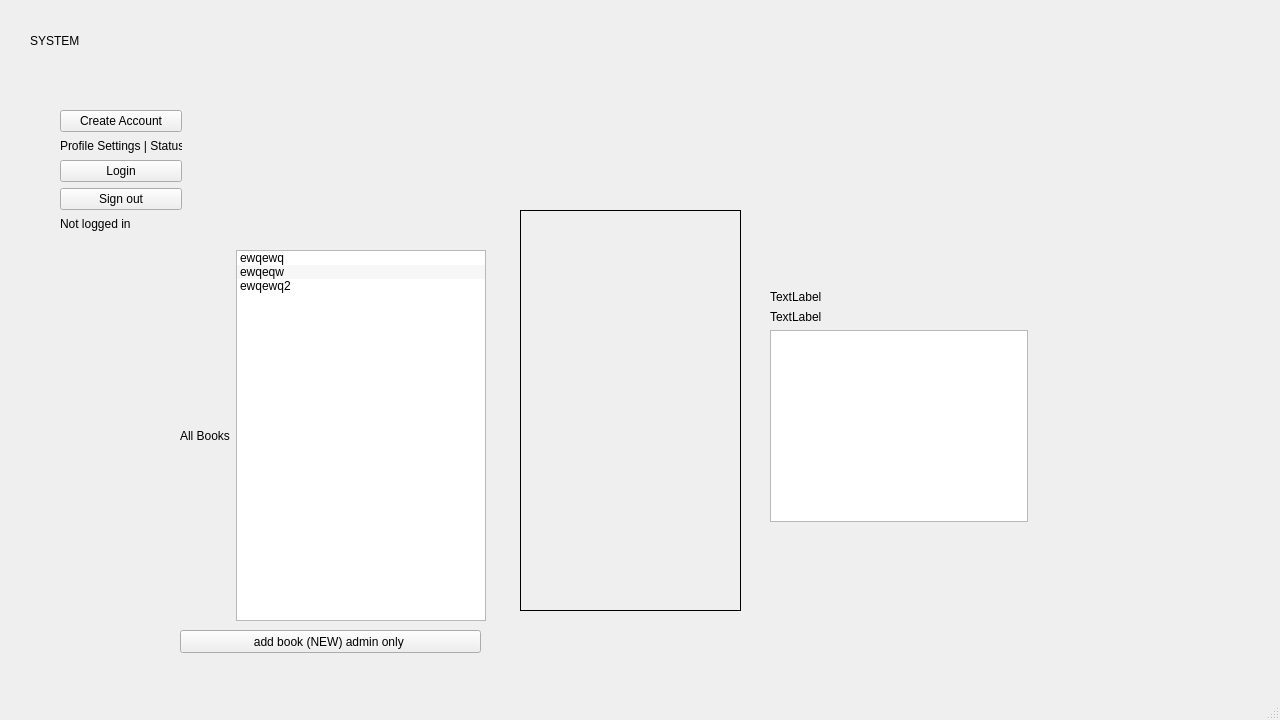
This is CS106LibrarySys/mainwindow.ui in hunterjreid/Library-Management-System as Qt 5 draws it before an edit. The edited form follows.
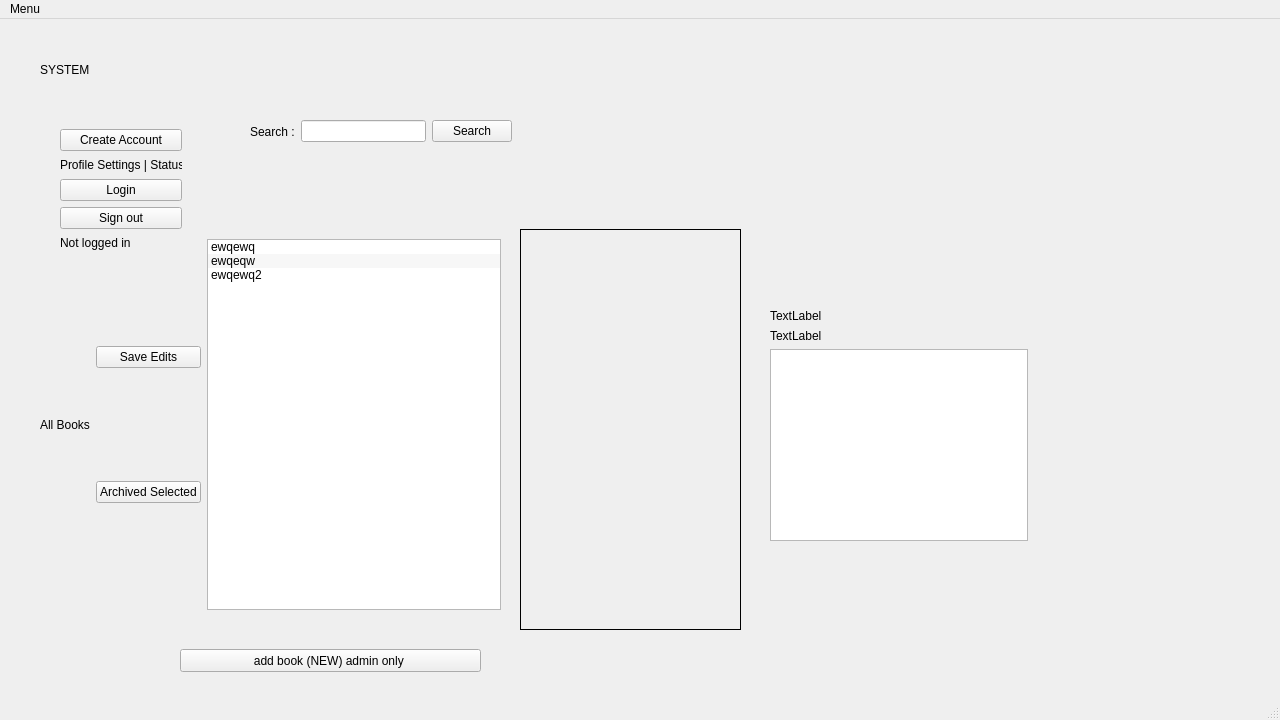
This is the edited form.

```diff
--- a/CS106LibrarySys/mainwindow.ui
+++ b/CS106LibrarySys/mainwindow.ui
@@ -29,8 +29,8 @@
    <widget class="QLabel" name="label_6">
     <property name="geometry">
      <rect>
-      <x>30</x>
-      <y>10</y>
+      <x>40</x>
+      <y>20</y>
       <width>531</width>
       <height>61</height>
      </rect>
@@ -68,12 +68,12 @@
      <string/>
     </property>
    </widget>
-   <widget class="QWidget" name="">
+   <widget class="QWidget" name="layoutWidget">
     <property name="geometry">
      <rect>
-      <x>180</x>
-      <y>250</y>
-      <width>306</width>
+      <x>40</x>
+      <y>220</y>
+      <width>461</width>
       <height>371</height>
      </rect>
     </property>
@@ -85,8 +85,29 @@
        </property>
       </widget>
      </item>
+     <item>
+      <layout class="QVBoxLayout" name="verticalLayout_3">
+       <item>
+        <widget class="QPushButton" name="save">
+         <property name="text">
+          <string>Save Edits</string>
+         </property>
+        </widget>
+       </item>
+       <item>
+        <widget class="QPushButton" name="archivedBtn">
+         <property name="text">
+          <string>Archived Selected</string>
+         </property>
+        </widget>
+       </item>
+      </layout>
+     </item>
      <item>
       <widget class="QListWidget" name="listWidget_books">
+       <property name="styleSheet">
+        <string notr="true"/>
+       </property>
        <property name="alternatingRowColors">
         <bool>true</bool>
        </property>
@@ -109,7 +130,7 @@
      </item>
     </layout>
    </widget>
-   <widget class="QWidget" name="">
+   <widget class="QWidget" name="layoutWidget">
     <property name="geometry">
      <rect>
       <x>770</x>
@@ -138,7 +159,7 @@
      </item>
     </layout>
    </widget>
-   <widget class="QWidget" name="">
+   <widget class="QWidget" name="layoutWidget">
     <property name="geometry">
      <rect>
       <x>60</x>
@@ -191,6 +212,35 @@
      </item>
     </layout>
    </widget>
+   <widget class="QWidget" name="layoutWidget">
+    <property name="geometry">
+     <rect>
+      <x>250</x>
+      <y>100</y>
+      <width>262</width>
+      <height>25</height>
+     </rect>
+    </property>
+    <layout class="QHBoxLayout" name="horizontalLayout">
+     <item>
+      <widget class="QLabel" name="label_3">
+       <property name="text">
+        <string>Search :</string>
+       </property>
+      </widget>
+     </item>
+     <item>
+      <widget class="QLineEdit" name="searchLn"/>
+     </item>
+     <item>
+      <widget class="QPushButton" name="searchBtn">
+       <property name="text">
+        <string>Search</string>
+       </property>
+      </widget>
+     </item>
+    </layout>
+   </widget>
   </widget>
   <widget class="QMenuBar" name="menubar">
    <property name="geometry">
@@ -201,6 +251,15 @@
      <height>21</height>
     </rect>
    </property>
+   <widget class="QMenu" name="menuMenu">
+    <property name="title">
+     <string>Menu</string>
+    </property>
+    <addaction name="actionModify_Book"/>
+    <addaction name="actionLoad"/>
+    <addaction name="actionNew"/>
+   </widget>
+   <addaction name="menuMenu"/>
   </widget>
   <widget class="QStatusBar" name="statusbar"/>
  </widget>
```
Left out of the diff: 15 changed lines with no effect on the pictures.
